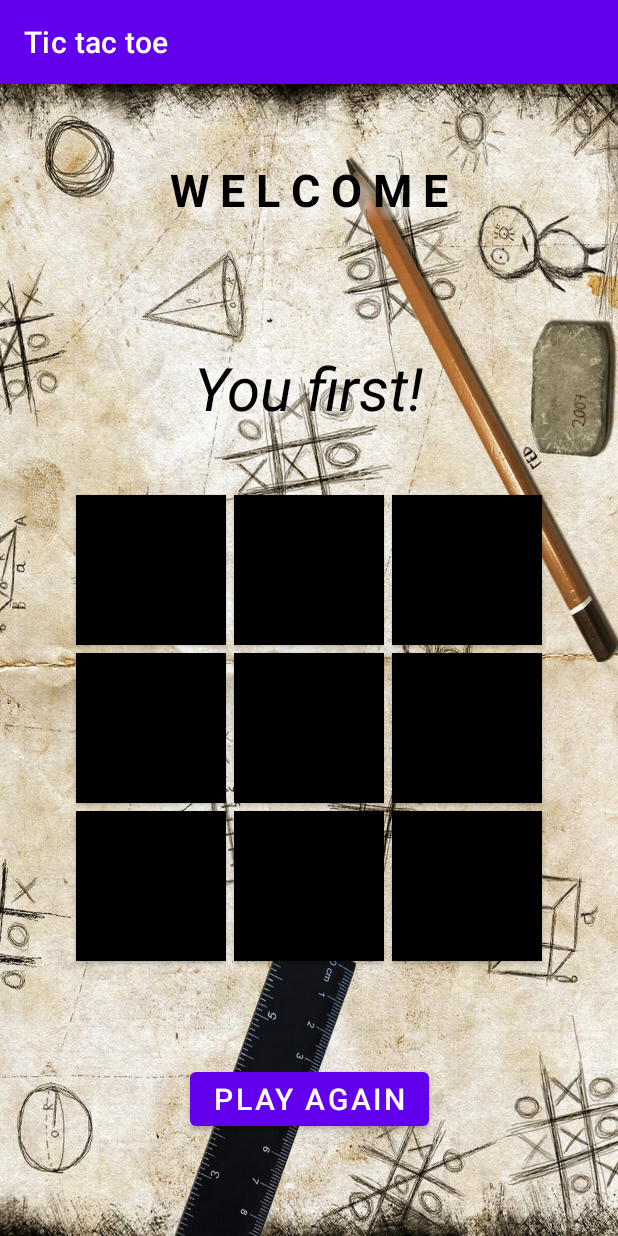
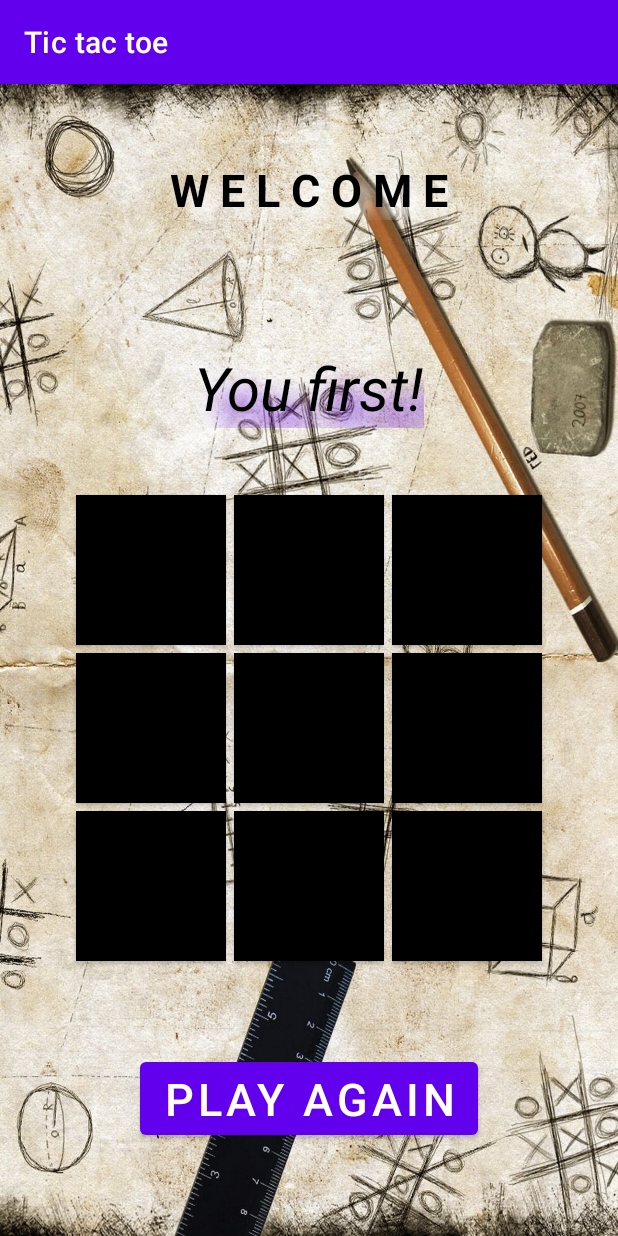
Before and after one commit to IharPrykhodzka/tic_tac_toe, an Android app: the screen it shows after launch (MainActivity), after a tap on "START", on a phone screen of 412 x 824 dp. Run offline under Robolectric (Android 15) with nearby library versions, the phone set to English and light mode, and no system bars; libraries missing offline, so code that uses them is left out: splitties.toast.toast.

Commit message:
some fix for release

```diff
--- a/app/src/main/java/ru/ip/tic_tac_toe/MainActivity.kt
+++ b/app/src/main/java/ru/ip/tic_tac_toe/MainActivity.kt
@@ -26,6 +26,8 @@ class MainActivity : AppCompatActivity(), View.OnClickListener {
         start.setOnClickListener {
 
             start.setText(R.string.play_again)
+
+            letGone()
 
             pField = mutableListOf(line_1_1, line_1_2, line_1_3, line_2_1, line_2_2, line_2_3, line_3_1, line_3_2, line_3_3)
             pass = false
@@ -131,53 +133,69 @@ class MainActivity : AppCompatActivity(), View.OnClickListener {
     private fun checkEnd(): Boolean {
 
         if (checkField[line_1_1] == thePlayer && checkField[line_1_2] == thePlayer && checkField[line_1_3] == thePlayer) {
+            win_1_3.visibility = View.VISIBLE
             printText(thePlayer)
             return true
         } else if (checkField[line_2_1] == thePlayer && checkField[line_2_2] == thePlayer && checkField[line_2_3] == thePlayer) {
+            win_4_6.visibility = View.VISIBLE
             printText(thePlayer)
             return true
         } else if (checkField[line_3_1] == thePlayer && checkField[line_3_2] == thePlayer && checkField[line_3_3] == thePlayer) {
+            win_7_9.visibility = View.VISIBLE
             printText(thePlayer)
             return true
         } else if (checkField[line_1_1] == thePlayer && checkField[line_2_1] == thePlayer && checkField[line_3_1] == thePlayer) {
+            win_1_7.visibility = View.VISIBLE
             printText(thePlayer)
             return true
         } else if (checkField[line_1_2] == thePlayer && checkField[line_2_2] == thePlayer && checkField[line_3_2] == thePlayer) {
+            win_2_8.visibility = View.VISIBLE
             printText(thePlayer)
             return true
         } else if (checkField[line_1_3] == thePlayer && checkField[line_2_3] == thePlayer && checkField[line_3_3] == thePlayer) {
+            win_3_9.visibility = View.VISIBLE
             printText(thePlayer)
             return true
         } else if (checkField[line_1_1] == thePlayer && checkField[line_2_2] == thePlayer && checkField[line_3_3] == thePlayer) {
+            win_1_9.visibility = View.VISIBLE
             printText(thePlayer)
             return true
         } else if (checkField[line_1_3] == thePlayer && checkField[line_2_2] == thePlayer && checkField[line_3_1] == thePlayer) {
+            win_3_7.visibility = View.VISIBLE
             printText(thePlayer)
             return true
 
 
         } else if (checkField[line_1_1] == playerAI && checkField[line_1_2] == playerAI && checkField[line_1_3] == playerAI) {
+            win_1_3.visibility = View.VISIBLE
             printText(playerAI)
             return true
         } else if (checkField[line_2_1] == playerAI && checkField[line_2_2] == playerAI && checkField[line_2_3] == playerAI) {
+            win_4_6.visibility = View.VISIBLE
             printText(playerAI)
             return true
         } else if (checkField[line_3_1] == playerAI && checkField[line_3_2] == playerAI && checkField[line_3_3] == playerAI) {
+            win_7_9.visibility = View.VISIBLE
             printText(playerAI)
             return true
         } else if (checkField[line_1_1] == playerAI && checkField[line_2_1] == playerAI && checkField[line_3_1] == playerAI) {
+            win_1_7.visibility = View.VISIBLE
             printText(playerAI)
             return true
         } else if (checkField[line_1_2] == playerAI && checkField[line_2_2] == playerAI && checkField[line_3_2] == playerAI) {
+            win_2_8.visibility = View.VISIBLE
             printText(playerAI)
             return true
         } else if (checkField[line_1_3] == playerAI && checkField[line_2_3] == playerAI && checkField[line_3_3] == playerAI) {
+            win_3_9.visibility = View.VISIBLE
             printText(playerAI)
             return true
         } else if (checkField[line_1_1] == playerAI && checkField[line_2_2] == playerAI && checkField[line_3_3] == playerAI) {
+            win_1_9.visibility = View.VISIBLE
             printText(playerAI)
             return true
         } else if (checkField[line_1_3] == playerAI && checkField[line_2_2] == playerAI && checkField[line_3_1] == playerAI) {
+            win_3_7.visibility = View.VISIBLE
             printText(playerAI)
             return true
 
@@ -197,4 +215,15 @@ class MainActivity : AppCompatActivity(), View.OnClickListener {
             giveTextResult.text = getString(R.string.you_win)
         }
     }
+
+    private fun letGone(){
+        win_3_7.visibility = View.GONE
+        win_1_9.visibility = View.GONE
+        win_2_8.visibility = View.GONE
+        win_1_7.visibility = View.GONE
+        win_7_9.visibility = View.GONE
+        win_4_6.visibility = View.GONE
+        win_1_3.visibility = View.GONE
+        win_3_9.visibility = View.GONE
+    }
 }
--- a/app/src/main/res/layout/activity_main.xml
+++ b/app/src/main/res/layout/activity_main.xml
@@ -143,7 +143,7 @@
         android:layout_width="wrap_content"
         android:layout_height="wrap_content"
         android:text="@string/start_btn"
-        android:textSize="20sp"
+        android:textSize="30sp"
         android:visibility="visible"
         app:layout_constraintTop_toBottomOf="@id/line_3_2"
         app:layout_constraintStart_toStartOf="parent"
@@ -157,10 +157,10 @@
         android:layout_marginTop="40dp"
         android:textColor="@color/black"
         android:textSize="40sp"
-        android:shadowColor="@color/white"
-        android:shadowDx="10"
-        android:shadowDy="10"
-        android:shadowRadius="10"
+        android:shadowColor="@color/purple_500"
+        android:shadowDx="20"
+        android:shadowDy="20"
+        android:shadowRadius="20"
         tools:text="You win!!!"
         android:textStyle="italic"
         app:layout_constraintTop_toBottomOf="@id/welcome"
@@ -168,4 +168,97 @@
         app:layout_constraintEnd_toEndOf="parent"
         app:layout_constraintBottom_toTopOf="@id/line_1_2"/>
 
+    <ImageView
+        android:id="@+id/win_1_9"
+        android:layout_width="wrap_content"
+        android:layout_height="wrap_content"
+        android:background="@drawable/red_line_1_1_3_3"
+        android:rotation="-10"
+        android:visibility="gone"
+        app:layout_constraintBottom_toBottomOf="@id/line_3_3"
+        app:layout_constraintEnd_toEndOf="@id/line_3_3"
+        app:layout_constraintStart_toStartOf="@id/line_1_1"
+        app:layout_constraintTop_toTopOf="@id/line_1_1" />
+
+    <ImageView
+        android:id="@+id/win_3_7"
+        android:layout_width="wrap_content"
+        android:layout_height="wrap_content"
+        android:background="@drawable/red_line_1_3_3_1"
+        android:rotation="10"
+        android:visibility="gone"
+        app:layout_constraintBottom_toBottomOf="@id/line_3_3"
+        app:layout_constraintEnd_toEndOf="@id/line_3_3"
+        app:layout_constraintStart_toStartOf="@id/line_1_1"
+        app:layout_constraintTop_toTopOf="@id/line_1_1" />
+
+
+    <ImageView
+        android:id="@+id/win_1_7"
+        android:layout_width="wrap_content"
+        android:layout_height="450dp"
+        android:visibility="gone"
+        android:background="@drawable/red_line_vertical"
+        app:layout_constraintBottom_toBottomOf="@id/line_3_1"
+        app:layout_constraintEnd_toEndOf="@id/line_3_1"
+        app:layout_constraintStart_toStartOf="@id/line_1_1"
+        app:layout_constraintTop_toTopOf="@id/line_1_1" />
+
+    <ImageView
+        android:id="@+id/win_2_8"
+        android:layout_width="wrap_content"
+        android:layout_height="450dp"
+        android:visibility="gone"
+        android:background="@drawable/red_line_vertical"
+        app:layout_constraintBottom_toBottomOf="@id/line_3_2"
+        app:layout_constraintEnd_toEndOf="@id/line_3_2"
+        app:layout_constraintStart_toStartOf="@id/line_1_2"
+        app:layout_constraintTop_toTopOf="@id/line_1_2" />
+
+    <ImageView
+        android:id="@+id/win_3_9"
+        android:layout_width="wrap_content"
+        android:layout_height="450dp"
+        android:visibility="gone"
+        android:background="@drawable/red_line_vertical"
+        app:layout_constraintBottom_toBottomOf="@id/line_3_3"
+        app:layout_constraintEnd_toEndOf="@id/line_3_3"
+        app:layout_constraintStart_toStartOf="@id/line_1_3"
+        app:layout_constraintTop_toTopOf="@id/line_1_3" />
+
+    <ImageView
+        android:id="@+id/win_1_3"
+        android:layout_width="wrap_content"
+        android:layout_height="450dp"
+        android:visibility="gone"
+        android:background="@drawable/red_line_horizontal"
+        app:layout_constraintBottom_toBottomOf="@id/line_1_1"
+        app:layout_constraintEnd_toEndOf="@id/line_1_3"
+        app:layout_constraintStart_toStartOf="@id/line_1_1"
+        app:layout_constraintTop_toTopOf="@id/line_1_1" />
+
+    <ImageView
+        android:id="@+id/win_4_6"
+        android:layout_width="wrap_content"
+        android:layout_height="450dp"
+        android:visibility="gone"
+        android:background="@drawable/red_line_horizontal"
+        app:layout_constraintBottom_toBottomOf="@id/line_2_1"
+        app:layout_constraintEnd_toEndOf="@id/line_2_3"
+        app:layout_constraintStart_toStartOf="@id/line_2_1"
+        app:layout_constraintTop_toTopOf="@id/line_2_1" />
+
+    <ImageView
+        android:id="@+id/win_7_9"
+        android:layout_width="wrap_content"
+        android:layout_height="450dp"
+        android:visibility="gone"
+        android:background="@drawable/red_line_horizontal"
+        app:layout_constraintBottom_toBottomOf="@id/line_3_1"
+        app:layout_constraintEnd_toEndOf="@id/line_3_3"
+        app:layout_constraintStart_toStartOf="@id/line_3_1"
+        app:layout_constraintTop_toTopOf="@id/line_3_1" />
+
+
+
 </androidx.constraintlayout.widget.ConstraintLayout>
```
Also changed, not shown: app/src/main/res/drawable/red_line_1_1_3_3.png (added), app/src/main/res/drawable/red_line_1_3_3_1.png (added), app/src/main/res/drawable/red_line_horizontal.png (added), app/src/main/res/drawable/red_line_vertical.png (added).
